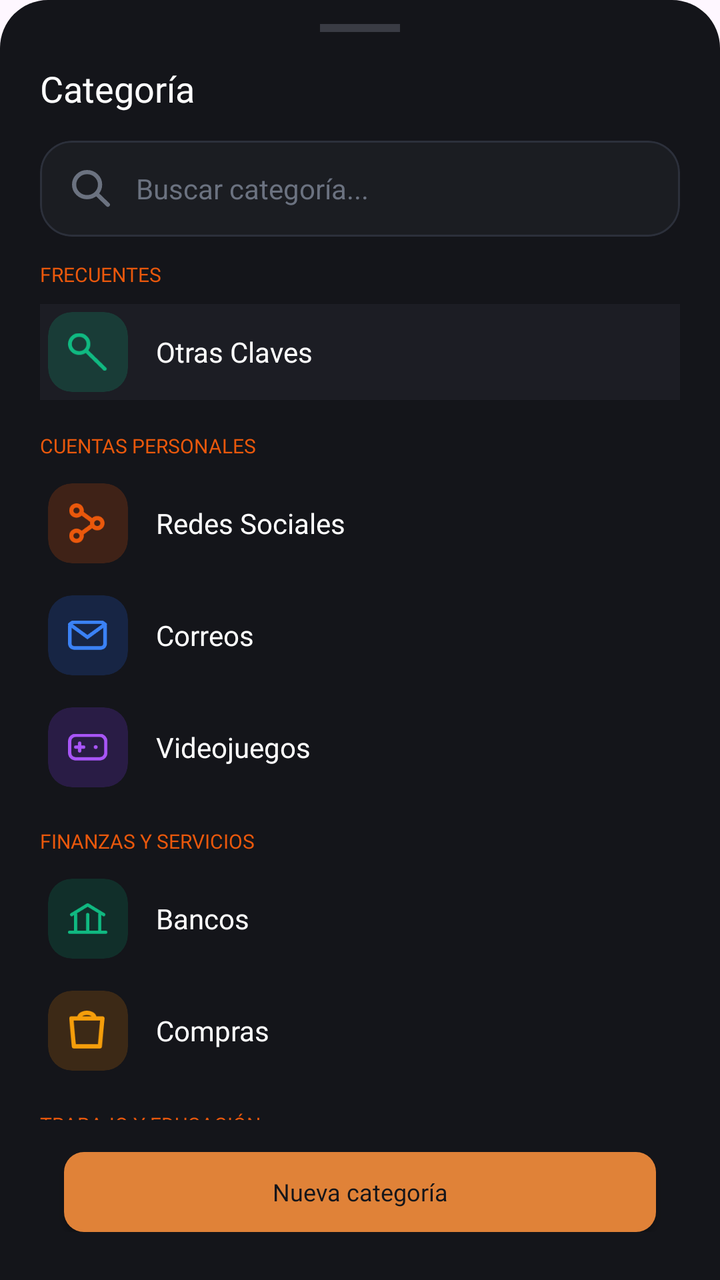
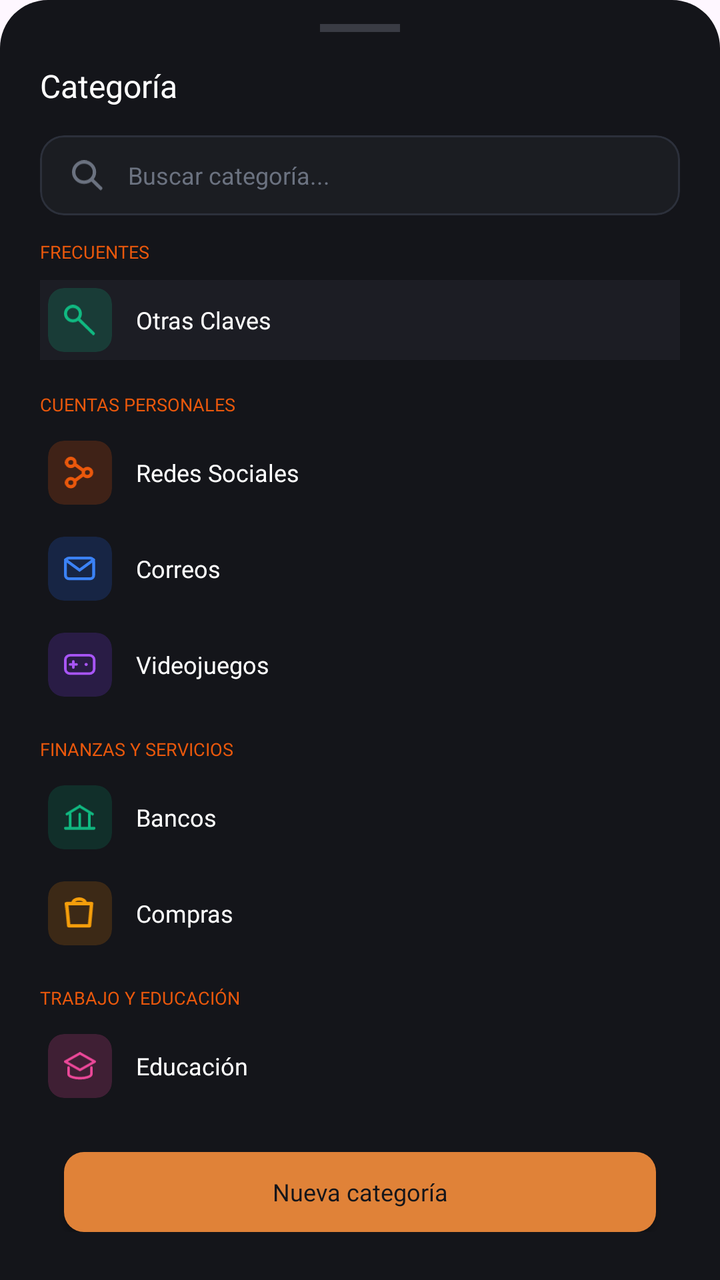

Compare the two renders of this Android layout. The source of the first and the diff that turns it into the second are given below.
<!-- AndroidManifest.xml: application theme Theme.MyApplication -->
<!-- res/layout/dialog_category.xml -->
<?xml version="1.0" encoding="utf-8"?>
<LinearLayout xmlns:android="http://schemas.android.com/apk/res/android"
    xmlns:app="http://schemas.android.com/apk/res-auto"
    android:layout_width="match_parent"
    android:layout_height="match_parent"
    android:background="@drawable/bg_bottom_sheet"
    android:orientation="vertical"
    android:paddingStart="20dp"
    android:paddingTop="12dp"
    android:paddingEnd="20dp"
    android:paddingBottom="24dp">

    
    <View
        android:layout_width="40dp"
        android:layout_height="4dp"
        android:layout_gravity="center_horizontal"
        android:layout_marginBottom="16dp"
        android:background="@color/border_option_card" />

    <TextView
        android:layout_width="wrap_content"
        android:layout_height="wrap_content"
        android:fontFamily="@font/inter_bold"
        android:text="Categoría"
        android:textColor="@color/text_primary"
        android:textSize="18sp" />

    
    <com.google.android.material.card.MaterialCardView
        android:id="@+id/cardSearch"
        android:layout_width="match_parent"
        android:layout_height="48dp"
        android:layout_marginTop="14dp"
        app:cardBackgroundColor="#1B1D22"
        app:cardCornerRadius="16dp"
        app:cardElevation="0dp"
        app:strokeColor="#2C303B"
        app:strokeWidth="1dp">

        <LinearLayout
            android:layout_width="match_parent"
            android:layout_height="match_parent"
            android:gravity="center_vertical"
            android:orientation="horizontal"
            android:paddingHorizontal="16dp">

            <ImageView
                android:layout_width="20dp"
                android:layout_height="20dp"
                android:src="@drawable/lupa"
                app:tint="#6B7280" />

            <EditText
                android:id="@+id/etSearch"
                android:layout_width="match_parent"
                android:layout_height="match_parent"
                android:layout_marginStart="12dp"
                android:autofillHints="none"
                android:background="@null"
                android:fontFamily="sans-serif"
                android:hint="Buscar categoría..."
                android:inputType="text"
                android:textColor="#FFFFFF"
                android:textColorHint="#6B7280"
                android:textSize="14sp" />
        </LinearLayout>
    </com.google.android.material.card.MaterialCardView>

    
    <ScrollView
        android:layout_width="match_parent"
        android:layout_height="0dp"
        android:layout_marginTop="12dp"
        android:layout_weight="1"
        android:scrollbars="none">

        <LinearLayout
            android:layout_width="match_parent"
            android:layout_height="wrap_content"
            android:orientation="vertical">

            
            <TextView
                android:layout_width="wrap_content"
                android:layout_height="wrap_content"
                android:fontFamily="@font/inter_bold"
                android:text="FRECUENTES"
                android:textColor="@color/cat_section"
                android:textSize="10sp" />

            <LinearLayout
                android:id="@+id/rowOther"
                android:layout_width="match_parent"
                android:layout_height="wrap_content"
                android:layout_marginTop="8dp"
                android:background="@color/bg_option_card"
                android:gravity="center_vertical"
                android:orientation="horizontal"
                android:padding="4dp">

                <com.google.android.material.card.MaterialCardView
                    android:layout_width="40dp"
                    android:layout_height="40dp"
                    app:cardBackgroundColor="@color/cat_other_bg"
                    app:cardCornerRadius="12dp"
                    app:cardElevation="0dp"
                    app:strokeWidth="0dp">


                    <ImageView
                        android:layout_width="20dp"
                        android:layout_height="20dp"
                        android:layout_gravity="center"
                        android:src="@drawable/ic_cat_lupa" />
                </com.google.android.material.card.MaterialCardView>

                <TextView
                    android:layout_width="wrap_content"
                    android:layout_height="wrap_content"
                    android:layout_marginStart="14dp"
                    android:fontFamily="@font/inter_bold"
                    android:text="Otras Claves"
                    android:textColor="@color/text_primary"
                    android:textSize="14sp" />
            </LinearLayout>

            
            <TextView
                android:layout_width="wrap_content"
                android:layout_height="wrap_content"
                android:layout_marginTop="16dp"
                android:fontFamily="@font/inter_bold"
                android:text="CUENTAS PERSONALES"
                android:textColor="@color/cat_section"
                android:textSize="10sp" />

            <LinearLayout
                android:id="@+id/rowSocial"
                android:layout_width="match_parent"
                android:layout_height="wrap_content"
                android:layout_marginTop="8dp"
                android:gravity="center_vertical"
                android:orientation="horizontal"
                android:padding="4dp">

                <com.google.android.material.card.MaterialCardView
                    android:layout_width="40dp"
                    android:layout_height="40dp"
                    app:cardBackgroundColor="@color/cat_social_bg"
                    app:cardCornerRadius="12dp"
                    app:cardElevation="0dp"
                    app:strokeWidth="0dp">

                    <ImageView
                        android:layout_width="20dp"
                        android:layout_height="20dp"
                        android:layout_gravity="center"
                        android:src="@drawable/ic_cat_social" />
                </com.google.android.material.card.MaterialCardView>

                <TextView
                    android:layout_width="wrap_content"
                    android:layout_height="wrap_content"
                    android:layout_marginStart="14dp"
                    android:fontFamily="@font/inter_bold"
                    android:text="Redes Sociales"
                    android:textColor="@color/text_primary"
                    android:textSize="14sp" />
            </LinearLayout>

            <LinearLayout
                android:id="@+id/rowMail"
                android:layout_width="match_parent"
                android:layout_height="wrap_content"
                android:layout_marginTop="8dp"
                android:gravity="center_vertical"
                android:orientation="horizontal"
                android:padding="4dp">

                <com.google.android.material.card.MaterialCardView
                    android:layout_width="40dp"
                    android:layout_height="40dp"
                    app:cardBackgroundColor="@color/cat_mail_bg"
                    app:cardCornerRadius="12dp"
                    app:cardElevation="0dp"
                    app:strokeWidth="0dp">

                    <ImageView
                        android:layout_width="20dp"
                        android:layout_height="20dp"
                        android:layout_gravity="center"
                        android:src="@drawable/ic_cat_mail" />
                </com.google.android.material.card.MaterialCardView>

                <TextView
                    android:layout_width="wrap_content"
                    android:layout_height="wrap_content"
                    android:layout_marginStart="14dp"
                    android:fontFamily="@font/inter_bold"
                    android:text="Correos"
                    android:textColor="@color/text_primary"
                    android:textSize="14sp" />
            </LinearLayout>

            <LinearLayout
                android:id="@+id/rowGames"
                android:layout_width="match_parent"
                android:layout_height="wrap_content"
                android:layout_marginTop="8dp"
                android:gravity="center_vertical"
                android:orientation="horizontal"
                android:padding="4dp">

                <com.google.android.material.card.MaterialCardView
                    android:layout_width="40dp"
                    android:layout_height="40dp"
                    app:cardBackgroundColor="@color/cat_games_bg"
                    app:cardCornerRadius="12dp"
                    app:cardElevation="0dp"
                    app:strokeWidth="0dp">

                    <ImageView
                        android:layout_width="20dp"
                        android:layout_height="20dp"
                        android:layout_gravity="center"
                        android:src="@drawable/ic_cat_games" />
                </com.google.android.material.card.MaterialCardView>

                <TextView
                    android:layout_width="wrap_content"
                    android:layout_height="wrap_content"
                    android:layout_marginStart="14dp"
                    android:fontFamily="@font/inter_bold"
                    android:text="Videojuegos"
                    android:textColor="@color/text_primary"
                    android:textSize="14sp" />
            </LinearLayout>

            
            <TextView
                android:layout_width="wrap_content"
                android:layout_height="wrap_content"
                android:layout_marginTop="16dp"
                android:fontFamily="@font/inter_bold"
                android:text="FINANZAS Y SERVICIOS"
                android:textColor="@color/cat_section"
                android:textSize="10sp" />

            <LinearLayout
                android:id="@+id/rowBank"
                android:layout_width="match_parent"
                android:layout_height="wrap_content"
                android:layout_marginTop="8dp"
                android:gravity="center_vertical"
                android:orientation="horizontal"
                android:padding="4dp">

                <com.google.android.material.card.MaterialCardView
                    android:layout_width="40dp"
                    android:layout_height="40dp"
                    app:cardBackgroundColor="@color/cat_bank_bg"
                    app:cardCornerRadius="12dp"
                    app:cardElevation="0dp"
                    app:strokeWidth="0dp">

                    <ImageView
                        android:layout_width="20dp"
                        android:layout_height="20dp"
                        android:layout_gravity="center"
                        android:src="@drawable/ic_cat_bank" />
                </com.google.android.material.card.MaterialCardView>

                <TextView
                    android:layout_width="wrap_content"
                    android:layout_height="wrap_content"
                    android:layout_marginStart="14dp"
                    android:fontFamily="@font/inter_bold"
                    android:text="Bancos"
                    android:textColor="@color/text_primary"
                    android:textSize="14sp" />
            </LinearLayout>

            <LinearLayout
                android:id="@+id/rowShop"
                android:layout_width="match_parent"
                android:layout_height="wrap_content"
                android:layout_marginTop="8dp"
                android:gravity="center_vertical"
                android:orientation="horizontal"
                android:padding="4dp">

                <com.google.android.material.card.MaterialCardView
                    android:layout_width="40dp"
                    android:layout_height="40dp"
                    app:cardBackgroundColor="@color/cat_shop_bg"
                    app:cardCornerRadius="12dp"
                    app:cardElevation="0dp"
                    app:strokeWidth="0dp">

                    <ImageView
                        android:layout_width="20dp"
                        android:layout_height="20dp"
                        android:layout_gravity="center"
                        android:src="@drawable/ic_cat_shop" />
                </com.google.android.material.card.MaterialCardView>

                <TextView
                    android:layout_width="wrap_content"
                    android:layout_height="wrap_content"
                    android:layout_marginStart="14dp"
                    android:fontFamily="@font/inter_bold"
                    android:text="Compras"
                    android:textColor="@color/text_primary"
                    android:textSize="14sp" />
            </LinearLayout>

            
            <TextView
                android:layout_width="wrap_content"
                android:layout_height="wrap_content"
                android:layout_marginTop="16dp"
                android:fontFamily="@font/inter_bold"
                android:text="TRABAJO Y EDUCACIÓN"
                android:textColor="@color/cat_section"
                android:textSize="10sp" />

            <LinearLayout
                android:id="@+id/rowEdu"
                android:layout_width="match_parent"
                android:layout_height="wrap_content"
                android:layout_marginTop="8dp"
                android:gravity="center_vertical"
                android:orientation="horizontal"
                android:padding="4dp">

                <com.google.android.material.card.MaterialCardView
                    android:layout_width="40dp"
                    android:layout_height="40dp"
                    app:cardBackgroundColor="@color/cat_edu_bg"
                    app:cardCornerRadius="12dp"
                    app:cardElevation="0dp"
                    app:strokeWidth="0dp">

                    <ImageView
                        android:layout_width="20dp"
                        android:layout_height="20dp"
                        android:layout_gravity="center"
                        android:src="@drawable/ic_cat_edu" />
                </com.google.android.material.card.MaterialCardView>

                <TextView
                    android:layout_width="wrap_content"
                    android:layout_height="wrap_content"
                    android:layout_marginStart="14dp"
                    android:fontFamily="@font/inter_bold"
                    android:text="Educación"
                    android:textColor="@color/text_primary"
                    android:textSize="14sp" />
            </LinearLayout>
        </LinearLayout>
    </ScrollView>

    
    <androidx.appcompat.widget.AppCompatButton
        android:id="@+id/btnNewCategory"
        android:layout_width="match_parent"
        android:layout_height="40dp"
        android:layout_marginStart="12dp"
        android:layout_marginTop="16dp"
        android:layout_marginEnd="12dp"
        android:background="@drawable/bg_button_slim"
        android:fontFamily="@font/inter_bold"
        android:text="Nueva categoría"
        android:textAllCaps="false"
        android:textColor="@color/bg_main"
        android:textSize="12sp"
        app:backgroundTint="@null" />
</LinearLayout>
<!-- resources referenced by this layout -->
<resources>
  <color name="bg_main">#14151A</color>
  <color name="bg_option_card">#1C1D24</color>
  <color name="border_option_card">#3A3C44</color>
  <color name="cat_bank_bg">#33059669</color>
  <color name="cat_edu_bg">#33EC4899</color>
  <color name="cat_games_bg">#337C3AED</color>
  <color name="cat_mail_bg">#332563EB</color>
  <color name="cat_other_bg">#3310B981</color>
  <color name="cat_section">#EA580C</color>
  <color name="cat_shop_bg">#33D97706</color>
  <color name="cat_social_bg">#33EA580C</color>
  <color name="text_primary">#FFFFFF</color>
  <!-- drawable bg_bottom_sheet (drawable) -->
  <?xml version="1.0" encoding="utf-8"?>
  <shape xmlns:android="http://schemas.android.com/apk/res/android"
      android:shape="rectangle">
      
      <solid android:color="#14151A" />
      
      <corners
          android:topLeftRadius="24dp"
          android:topRightRadius="24dp"
          android:bottomLeftRadius="0dp"
          android:bottomRightRadius="0dp" />
  </shape>
  <!-- drawable bg_button_slim (drawable) -->
  <?xml version="1.0" encoding="utf-8"?>
  <shape xmlns:android="http://schemas.android.com/apk/res/android"
      android:shape="rectangle">
      <solid android:color="@color/orange_primary" />
      <corners android:radius="10dp" />
  </shape>
  <!-- drawable ic_cat_bank (drawable) -->
  <vector xmlns:android="http://schemas.android.com/apk/res/android"
      android:width="22dp"
      android:height="17dp"
      android:viewportWidth="22"
      android:viewportHeight="17">
    <path
        android:pathData="M2.002,6.273L10.823,0.9L19.643,6.273M4.208,6.273V15.945M4.208,15.945H0.9M4.208,15.945H10.823M10.823,6.273V15.945M10.823,15.945H17.438M17.438,6.273V15.945M17.438,15.945H20.746"
        android:strokeLineJoin="round"
        android:strokeWidth="1.8"
        android:fillColor="#00000000"
        android:strokeColor="#10B981"
        android:strokeLineCap="round"/>
  </vector>
  <!-- drawable ic_cat_edu (drawable) -->
  <vector xmlns:android="http://schemas.android.com/apk/res/android"
      android:width="23dp"
      android:height="20dp"
      android:viewportWidth="23"
      android:viewportHeight="20">
    <path
        android:pathData="M3.252,11.024V15.789C3.252,17.575 7.368,18.767 11.484,18.767C15.601,18.767 19.717,17.575 19.717,15.789V11.024M11.484,0.9L0.9,6.855L11.484,12.811L22.069,6.855L11.484,0.9Z"
        android:strokeLineJoin="round"
        android:strokeWidth="1.8"
        android:fillColor="#00000000"
        android:strokeColor="#EC4899"
        android:strokeLineCap="round"/>
  </vector>
  <!-- drawable ic_cat_shop (drawable) -->
  <vector xmlns:android="http://schemas.android.com/apk/res/android"
      android:width="16dp"
      android:height="17dp"
      android:viewportWidth="16"
      android:viewportHeight="17">
    <path
        android:pathData="M4.208,3.318H0.9L2.002,15.139H13.028L14.131,3.318H10.823M4.208,3.318H10.823M4.208,3.318C4.208,0.094 10.823,0.094 10.823,3.318"
        android:strokeLineJoin="round"
        android:strokeWidth="1.8"
        android:fillColor="#00000000"
        android:strokeColor="#F59E0B"
        android:strokeLineCap="round"/>
  </vector>
  <style name="Theme.MyApplication" parent="Base.Theme.MyApplication" />
  <color name="orange_primary">#E08238</color>
  <style name="Base.Theme.MyApplication" parent="Theme.Material3.DayNight.NoActionBar">
          
          
      </style>
  <!-- unchanged entries left out for length: 5 -->
</resources>

<!-- the commit's change to res/layout/dialog_category.xml (unified diff, before → after) -->
@@ -24,16 +24,16 @@
         android:fontFamily="@font/inter_bold"
         android:text="Categoría"
         android:textColor="@color/text_primary"
-        android:textSize="18sp" />
+        android:textSize="16sp" />
 
     
     <com.google.android.material.card.MaterialCardView
         android:id="@+id/cardSearch"
         android:layout_width="match_parent"
-        android:layout_height="48dp"
+        android:layout_height="40dp"
         android:layout_marginTop="14dp"
         app:cardBackgroundColor="#1B1D22"
-        app:cardCornerRadius="16dp"
+        app:cardCornerRadius="12dp"
         app:cardElevation="0dp"
         app:strokeColor="#2C303B"
         app:strokeWidth="1dp">
@@ -46,8 +46,8 @@
             android:paddingHorizontal="16dp">
 
             <ImageView
-                android:layout_width="20dp"
-                android:layout_height="20dp"
+                android:layout_width="16dp"
+                android:layout_height="16dp"
                 android:src="@drawable/lupa"
                 app:tint="#6B7280" />
 
@@ -63,7 +63,7 @@
                 android:inputType="text"
                 android:textColor="#FFFFFF"
                 android:textColorHint="#6B7280"
-                android:textSize="14sp" />
+                android:textSize="12sp" />
         </LinearLayout>
     </com.google.android.material.card.MaterialCardView>
 
@@ -87,7 +87,7 @@
                 android:fontFamily="@font/inter_bold"
                 android:text="FRECUENTES"
                 android:textColor="@color/cat_section"
-                android:textSize="10sp" />
+                android:textSize="9sp" />
 
             <LinearLayout
                 android:id="@+id/rowOther"
@@ -100,17 +100,16 @@
                 android:padding="4dp">
 
                 <com.google.android.material.card.MaterialCardView
-                    android:layout_width="40dp"
-                    android:layout_height="40dp"
+                    android:layout_width="32dp"
+                    android:layout_height="32dp"
                     app:cardBackgroundColor="@color/cat_other_bg"
-                    app:cardCornerRadius="12dp"
-                    app:cardElevation="0dp"
-                    app:strokeWidth="0dp">
-
-
-                    <ImageView
-                        android:layout_width="20dp"
-                        android:layout_height="20dp"
+                    app:cardCornerRadius="8dp"
+                    app:cardElevation="0dp"
+                    app:strokeWidth="0dp">
+
+                    <ImageView
+                        android:layout_width="16dp"
+                        android:layout_height="16dp"
                         android:layout_gravity="center"
                         android:src="@drawable/ic_cat_lupa" />
                 </com.google.android.material.card.MaterialCardView>
@@ -118,11 +117,11 @@
                 <TextView
                     android:layout_width="wrap_content"
                     android:layout_height="wrap_content"
-                    android:layout_marginStart="14dp"
+                    android:layout_marginStart="12dp"
                     android:fontFamily="@font/inter_bold"
                     android:text="Otras Claves"
                     android:textColor="@color/text_primary"
-                    android:textSize="14sp" />
+                    android:textSize="12sp" />
             </LinearLayout>
 
             
@@ -133,7 +132,7 @@
                 android:fontFamily="@font/inter_bold"
                 android:text="CUENTAS PERSONALES"
                 android:textColor="@color/cat_section"
-                android:textSize="10sp" />
+                android:textSize="9sp" />
 
             <LinearLayout
                 android:id="@+id/rowSocial"
@@ -145,16 +144,16 @@
                 android:padding="4dp">
 
                 <com.google.android.material.card.MaterialCardView
-                    android:layout_width="40dp"
-                    android:layout_height="40dp"
+                    android:layout_width="32dp"
+                    android:layout_height="32dp"
                     app:cardBackgroundColor="@color/cat_social_bg"
-                    app:cardCornerRadius="12dp"
-                    app:cardElevation="0dp"
-                    app:strokeWidth="0dp">
-
-                    <ImageView
-                        android:layout_width="20dp"
-                        android:layout_height="20dp"
+                    app:cardCornerRadius="8dp"
+                    app:cardElevation="0dp"
+                    app:strokeWidth="0dp">
+
+                    <ImageView
+                        android:layout_width="16dp"
+                        android:layout_height="16dp"
                         android:layout_gravity="center"
                         android:src="@drawable/ic_cat_social" />
                 </com.google.android.material.card.MaterialCardView>
@@ -162,11 +161,11 @@
                 <TextView
                     android:layout_width="wrap_content"
                     android:layout_height="wrap_content"
-                    android:layout_marginStart="14dp"
+                    android:layout_marginStart="12dp"
                     android:fontFamily="@font/inter_bold"
                     android:text="Redes Sociales"
                     android:textColor="@color/text_primary"
-                    android:textSize="14sp" />
+                    android:textSize="12sp" />
             </LinearLayout>
 
             <LinearLayout
@@ -179,16 +178,16 @@
                 android:padding="4dp">
 
                 <com.google.android.material.card.MaterialCardView
-                    android:layout_width="40dp"
-                    android:layout_height="40dp"
+                    android:layout_width="32dp"
+                    android:layout_height="32dp"
                     app:cardBackgroundColor="@color/cat_mail_bg"
-                    app:cardCornerRadius="12dp"
-                    app:cardElevation="0dp"
-                    app:strokeWidth="0dp">
-
-                    <ImageView
-                        android:layout_width="20dp"
-                        android:layout_height="20dp"
+                    app:cardCornerRadius="8dp"
+                    app:cardElevation="0dp"
+                    app:strokeWidth="0dp">
+
+                    <ImageView
+                        android:layout_width="16dp"
+                        android:layout_height="16dp"
                         android:layout_gravity="center"
                         android:src="@drawable/ic_cat_mail" />
                 </com.google.android.material.card.MaterialCardView>
@@ -196,11 +195,11 @@
                 <TextView
                     android:layout_width="wrap_content"
                     android:layout_height="wrap_content"
-                    android:layout_marginStart="14dp"
+                    android:layout_marginStart="12dp"
                     android:fontFamily="@font/inter_bold"
                     android:text="Correos"
                     android:textColor="@color/text_primary"
-                    android:textSize="14sp" />
+                    android:textSize="12sp" />
             </LinearLayout>
 
             <LinearLayout
@@ -213,16 +212,16 @@
                 android:padding="4dp">
 
                 <com.google.android.material.card.MaterialCardView
-                    android:layout_width="40dp"
-                    android:layout_height="40dp"
+                    android:layout_width="32dp"
+                    android:layout_height="32dp"
                     app:cardBackgroundColor="@color/cat_games_bg"
-                    app:cardCornerRadius="12dp"
-                    app:cardElevation="0dp"
-                    app:strokeWidth="0dp">
-
-                    <ImageView
-                        android:layout_width="20dp"
-                        android:layout_height="20dp"
+                    app:cardCornerRadius="8dp"
+                    app:cardElevation="0dp"
+                    app:strokeWidth="0dp">
+
+                    <ImageView
+                        android:layout_width="16dp"
+                        android:layout_height="16dp"
                         android:layout_gravity="center"
                         android:src="@drawable/ic_cat_games" />
                 </com.google.android.material.card.MaterialCardView>
@@ -230,11 +229,11 @@
                 <TextView
                     android:layout_width="wrap_content"
                     android:layout_height="wrap_content"
-                    android:layout_marginStart="14dp"
+                    android:layout_marginStart="12dp"
                     android:fontFamily="@font/inter_bold"
                     android:text="Videojuegos"
                     android:textColor="@color/text_primary"
-                    android:textSize="14sp" />
+                    android:textSize="12sp" />
             </LinearLayout>
 
             
@@ -245,7 +244,7 @@
                 android:fontFamily="@font/inter_bold"
                 android:text="FINANZAS Y SERVICIOS"
                 android:textColor="@color/cat_section"
-                android:textSize="10sp" />
+                android:textSize="9sp" />
 
             <LinearLayout
                 android:id="@+id/rowBank"
@@ -257,16 +256,16 @@
                 android:padding="4dp">
 
                 <com.google.android.material.card.MaterialCardView
-                    android:layout_width="40dp"
-                    android:layout_height="40dp"
+                    android:layout_width="32dp"
+                    android:layout_height="32dp"
                     app:cardBackgroundColor="@color/cat_bank_bg"
-                    app:cardCornerRadius="12dp"
-                    app:cardElevation="0dp"
-                    app:strokeWidth="0dp">
-
-                    <ImageView
-                        android:layout_width="20dp"
-                        android:layout_height="20dp"
+                    app:cardCornerRadius="8dp"
+                    app:cardElevation="0dp"
+                    app:strokeWidth="0dp">
+
+                    <ImageView
+                        android:layout_width="16dp"
+                        android:layout_height="16dp"
                         android:layout_gravity="center"
                         android:src="@drawable/ic_cat_bank" />
                 </com.google.android.material.card.MaterialCardView>
@@ -274,11 +273,11 @@
                 <TextView
                     android:layout_width="wrap_content"
                     android:layout_height="wrap_content"
-                    android:layout_marginStart="14dp"
+                    android:layout_marginStart="12dp"
                     android:fontFamily="@font/inter_bold"
                     android:text="Bancos"
                     android:textColor="@color/text_primary"
-                    android:textSize="14sp" />
+                    android:textSize="12sp" />
             </LinearLayout>
 
             <LinearLayout
@@ -291,16 +290,16 @@
                 android:padding="4dp">
 
                 <com.google.android.material.card.MaterialCardView
-                    android:layout_width="40dp"
-                    android:layout_height="40dp"
+                    android:layout_width="32dp"
+                    android:layout_height="32dp"
                     app:cardBackgroundColor="@color/cat_shop_bg"
-                    app:cardCornerRadius="12dp"
-                    app:cardElevation="0dp"
-                    app:strokeWidth="0dp">
-
-                    <ImageView
-                        android:layout_width="20dp"
-                        android:layout_height="20dp"
+                    app:cardCornerRadius="8dp"
+                    app:cardElevation="0dp"
+                    app:strokeWidth="0dp">
+
+                    <ImageView
+                        android:layout_width="16dp"
+                        android:layout_height="16dp"
                         android:layout_gravity="center"
                         android:src="@drawable/ic_cat_shop" />
                 </com.google.android.material.card.MaterialCardView>
@@ -308,11 +307,11 @@
                 <TextView
                     android:layout_width="wrap_content"
                     android:layout_height="wrap_content"
-                    android:layout_marginStart="14dp"
+                    android:layout_marginStart="12dp"
                     android:fontFamily="@font/inter_bold"
                     android:text="Compras"
                     android:textColor="@color/text_primary"
-                    android:textSize="14sp" />
+                    android:textSize="12sp" />
             </LinearLayout>
 
             
@@ -323,7 +322,7 @@
                 android:fontFamily="@font/inter_bold"
                 android:text="TRABAJO Y EDUCACIÓN"
                 android:textColor="@color/cat_section"
-                android:textSize="10sp" />
+                android:textSize="9sp" />
 
             <LinearLayout
                 android:id="@+id/rowEdu"
@@ -335,16 +334,16 @@
                 android:padding="4dp">
 
                 <com.google.android.material.card.MaterialCardView
-                    android:layout_width="40dp"
-                    android:layout_height="40dp"
+                    android:layout_width="32dp"
+                    android:layout_height="32dp"
                     app:cardBackgroundColor="@color/cat_edu_bg"
-                    app:cardCornerRadius="12dp"
-                    app:cardElevation="0dp"
-                    app:strokeWidth="0dp">
-
-                    <ImageView
-                        android:layout_width="20dp"
-                        android:layout_height="20dp"
+                    app:cardCornerRadius="8dp"
+                    app:cardElevation="0dp"
+                    app:strokeWidth="0dp">
+
+                    <ImageView
+                        android:layout_width="16dp"
+                        android:layout_height="16dp"
                         android:layout_gravity="center"
                         android:src="@drawable/ic_cat_edu" />
                 </com.google.android.material.card.MaterialCardView>
@@ -352,11 +351,11 @@
                 <TextView
                     android:layout_width="wrap_content"
                     android:layout_height="wrap_content"
-                    android:layout_marginStart="14dp"
+                    android:layout_marginStart="12dp"
                     android:fontFamily="@font/inter_bold"
                     android:text="Educación"
                     android:textColor="@color/text_primary"
-                    android:textSize="14sp" />
+                    android:textSize="12sp" />
             </LinearLayout>
         </LinearLayout>
     </ScrollView>
